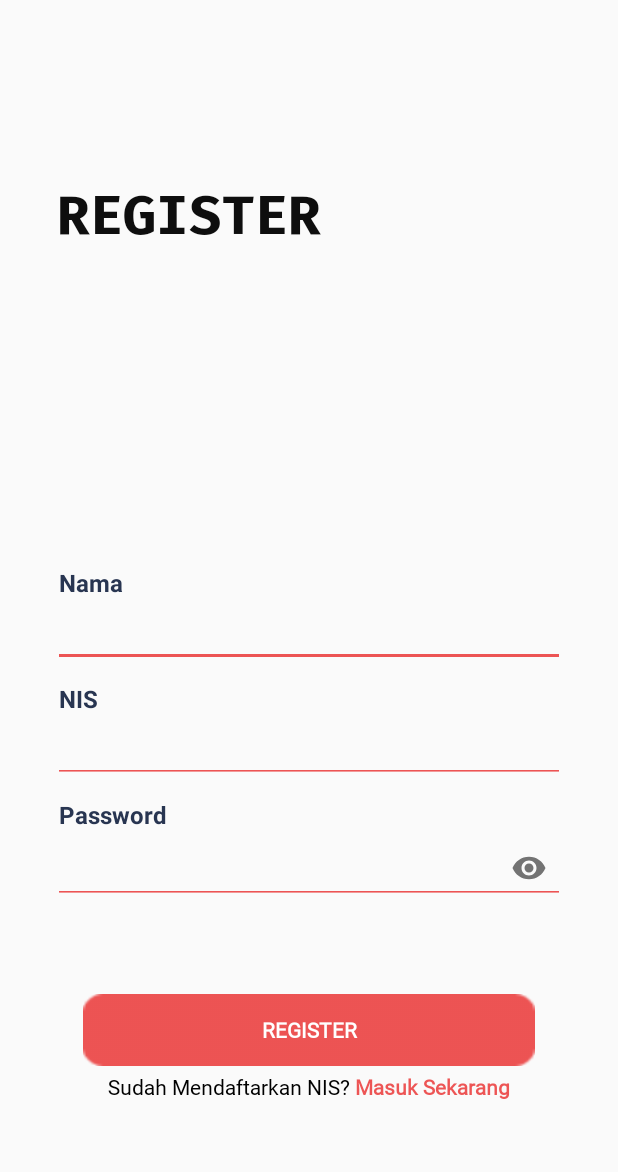
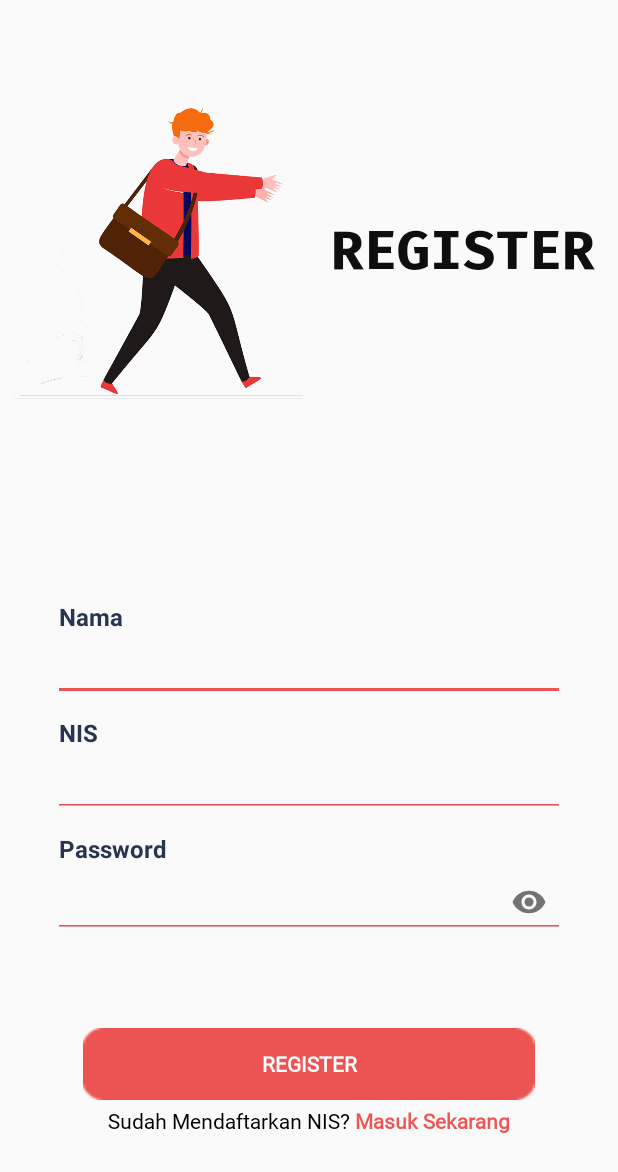
Before and after one commit to fadilHidayatul/AplikasiUjian, an Android app: the RegisterActivity screen opened directly, with no data from a screen before it, on a phone screen of 412 x 824 dp. Shown: the top 1172 px of the screen. Run offline under Robolectric (Android 15) with nearby library versions, the light colour scheme and no system bars; our stand-ins replace ButterKnife.

Commit message:
add intent flag change icon apk set image to login and register

```diff
--- a/app/src/main/AndroidManifest.xml
+++ b/app/src/main/AndroidManifest.xml
@@ -7,7 +7,7 @@
     <application
         android:allowBackup="true"
         android:hardwareAccelerated="false"
-        android:icon="@mipmap/ic_launcher"
+        android:icon="@drawable/icon"
         android:label="@string/app_name"
         android:largeHeap="true"
         android:roundIcon="@mipmap/ic_launcher_round"
--- a/app/src/main/java/com/example/aplikasiujian/Profile/ProfileFragment.java
+++ b/app/src/main/java/com/example/aplikasiujian/Profile/ProfileFragment.java
@@ -126,7 +126,9 @@ public class ProfileFragment extends Fragment {
                             @Override
                             public void onClick(DialogInterface dialog, int which) {
                                 manager.removeSession();
+                                getActivity().finish();
                                 Intent intent = new Intent(v.getContext(), LoginActivity.class);
+                                intent.setFlags(Intent.FLAG_ACTIVITY_CLEAR_TASK|Intent.FLAG_ACTIVITY_CLEAR_TOP);
                                 startActivity(intent);
                             }
                         })
--- a/app/src/main/res/layout/activity_register.xml
+++ b/app/src/main/res/layout/activity_register.xml
@@ -7,18 +7,37 @@
     android:orientation="vertical"
     tools:context=".Login.RegisterActivity">
     <LinearLayout
-        android:layout_weight="5"
+        android:layout_weight="4"
         android:gravity="center_vertical"
         android:layout_width="match_parent"
-        android:layout_height="wrap_content">
+        android:layout_height="wrap_content"
+        android:orientation="horizontal">
+        <LinearLayout
+            android:layout_weight="1"
+            android:gravity="center"
+            android:layout_width="match_parent"
+            android:layout_height="match_parent">
+            <ImageView
+                android:src="@drawable/register"
+                android:layout_width="200dp"
+                android:layout_height="200dp"/>
+        </LinearLayout>
+        <LinearLayout
+            android:layout_weight="1"
+            android:gravity="center"
+            android:layout_width="match_parent"
+            android:layout_height="match_parent">
             <TextView
                 android:text="REGISTER"
                 android:textColor="#0E0E0E"
                 android:textSize="35sp"
-            android:layout_marginStart="38dp"
                 android:fontFamily="@font/fira"
                 android:layout_width="wrap_content"
                 android:layout_height="wrap_content"/>
+        </LinearLayout>
+
+
+
     </LinearLayout>
 
     <LinearLayout
```
Also changed, not shown: app/src/main/res/layout/activity_login.xml (+21 -2 lines), app/src/main/res/drawable/icon.png (added), app/src/main/res/drawable/login.png (added), app/src/main/res/drawable/register.png (added). Lines whose indentation alone changed are shown as unchanged.
